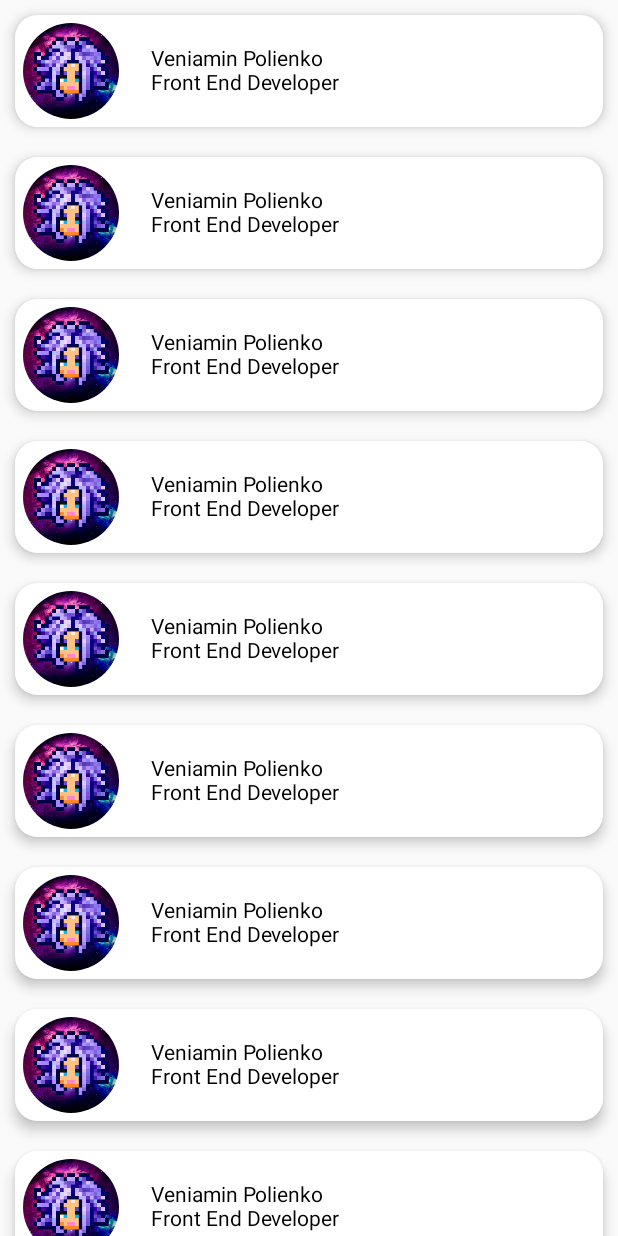
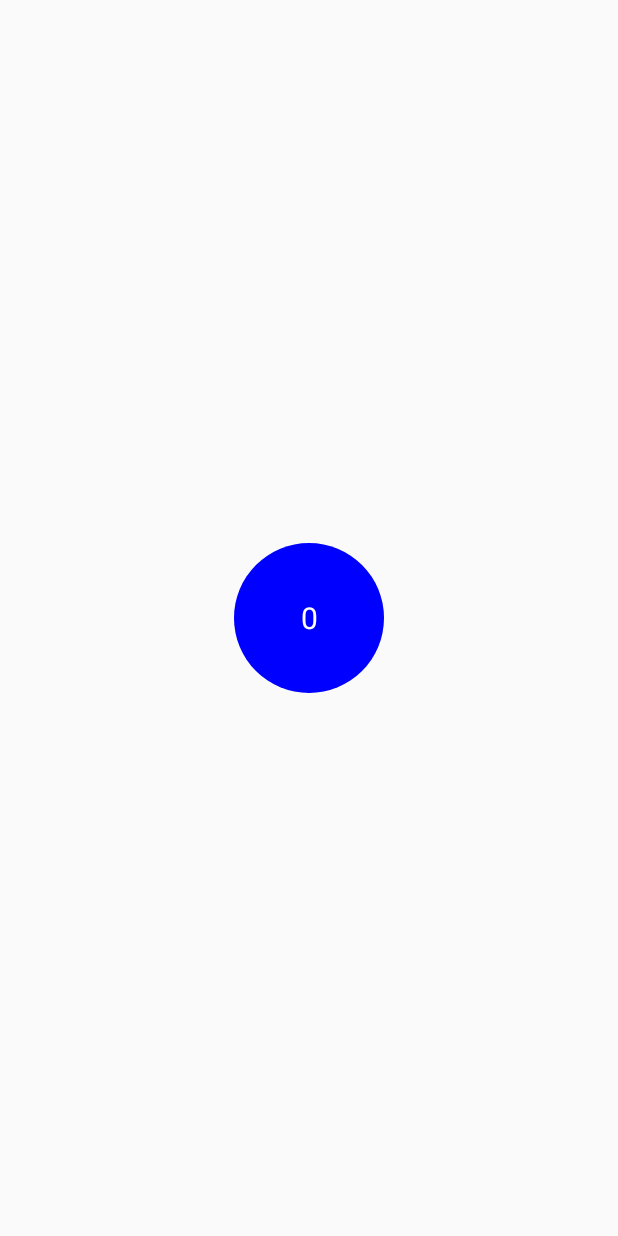
Before and after one commit to Kasaklalita/Learning-Jetpack-Compose, an Android app built with Jetpack Compose: the screen it shows after launch (MainActivity), on a phone screen of 412 x 824 dp. Run offline under Robolectric (Android 15) with nearby library versions, the phone set to English and light mode, and no system bars.

Commit message:
Lesson 5

```diff
--- a/app/src/main/java/com/kasaklalita/learningjetpackcompose/MainActivity.kt
+++ b/app/src/main/java/com/kasaklalita/learningjetpackcompose/MainActivity.kt
@@ -15,6 +15,8 @@ import androidx.compose.material.MaterialTheme
 import androidx.compose.material.Surface
 import androidx.compose.material.Text
 import androidx.compose.runtime.Composable
+import androidx.compose.runtime.mutableStateOf
+import androidx.compose.runtime.remember
 import androidx.compose.ui.Alignment
 import androidx.compose.ui.Modifier
 import androidx.compose.ui.draw.clip
@@ -22,74 +24,44 @@ import androidx.compose.ui.graphics.Color
 import androidx.compose.ui.input.pointer.pointerInput
 import androidx.compose.ui.layout.ContentScale
 import androidx.compose.ui.res.painterResource
+import androidx.compose.ui.text.TextStyle
 import androidx.compose.ui.tooling.preview.Preview
 import androidx.compose.ui.unit.dp
+import androidx.compose.ui.unit.sp
 import com.kasaklalita.learningjetpackcompose.ui.theme.LearningJetpackComposeTheme
 
 class MainActivity : ComponentActivity() {
     override fun onCreate(savedInstanceState: Bundle?) {
         super.onCreate(savedInstanceState)
         setContent {
-            Column(modifier = Modifier.verticalScroll(rememberScrollState())) {
-                ListItem("Veniamin Polienko", "Front End Developer")
-                ListItem("Veniamin Polienko", "Front End Developer")
-                ListItem("Veniamin Polienko", "Front End Developer")
-                ListItem("Veniamin Polienko", "Front End Developer")
-                ListItem("Veniamin Polienko", "Front End Developer")
-                ListItem("Veniamin Polienko", "Front End Developer")
-                ListItem("Veniamin Polienko", "Front End Developer")
-                ListItem("Veniamin Polienko", "Front End Developer")
-                ListItem("Veniamin Polienko", "Front End Developer")
-                ListItem("Veniamin Polienko", "Front End Developer")
-                ListItem("Veniamin Polienko", "Front End Developer")
-                ListItem("Veniamin Polienko", "Front End Developer")
+            Box(modifier = Modifier.fillMaxSize(), contentAlignment = Alignment.Center) {
+                CircleItem()
             }
         }
     }
 }
 
+@Preview
 @Composable
-private fun ListItem(name: String, prof: String) {
-    Card(
+private fun CircleItem() {
+    val counter = remember { mutableStateOf(0) }
+    val color = remember { mutableStateOf(Color.Blue) }
+    Box(
         modifier = Modifier
-            .fillMaxWidth()
-            .padding(10.dp)
-            .pointerInput(Unit) {
-//                detectDragGesturesAfterLongPress { change, dragAmount ->
-//                    Log.d("MyLog", "LongPress $")
-//                }
-                                detectTapGestures {
-                                    Log.d("MyLog", "LongPress $")
-                                }
-                detect
+            .size(100.dp)
+            .background(color = color.value, shape = CircleShape)
+            .clickable {
+                when(++counter.value) {
+                    10 -> color.value = Color.Red
+                    20 -> color.value = Color.Green
+                }
             },
-//            .clickable {
-//                Log.d("MyLog", "Clicked")
-//            }
-        shape = RoundedCornerShape(15.dp),
-        elevation = 5.dp
+        contentAlignment = Alignment.Center,
     ) {
-        Box() {
-            Row(
-                verticalAlignment = Alignment.CenterVertically
-            ) {
-                Image(
-                    modifier = Modifier
-                        .padding(5.dp)
-                        .size(64.dp)
-                        .clip(CircleShape),
-                    painter = painterResource(id = R.drawable.ibishopi),
-                    contentDescription = "image",
-                    contentScale = ContentScale.Crop
-                )
-                Column(
-                    modifier = Modifier.padding(start = 16.dp)
-                ) {
-                    Text(text = name)
-                    Text(text = prof)
-                }
-            }
-        }
+        Text(
+            text = counter.value.toString(),
+            style = TextStyle(color = Color.White, fontSize = 20.sp)
+        )
     }
 }
 
```
